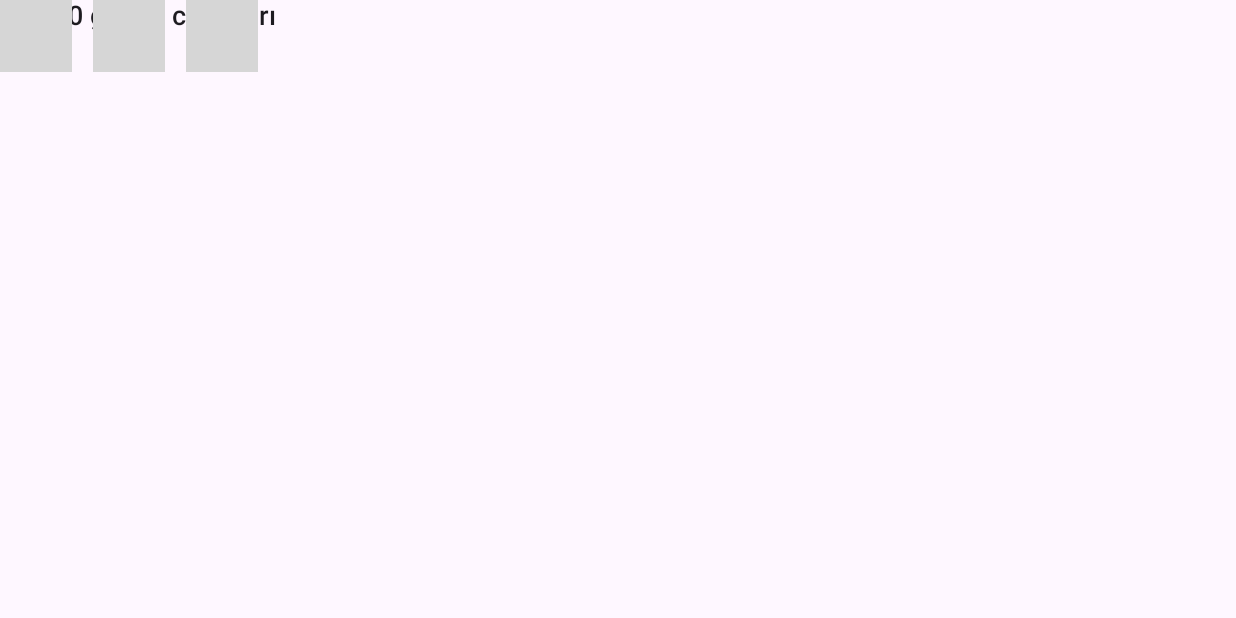
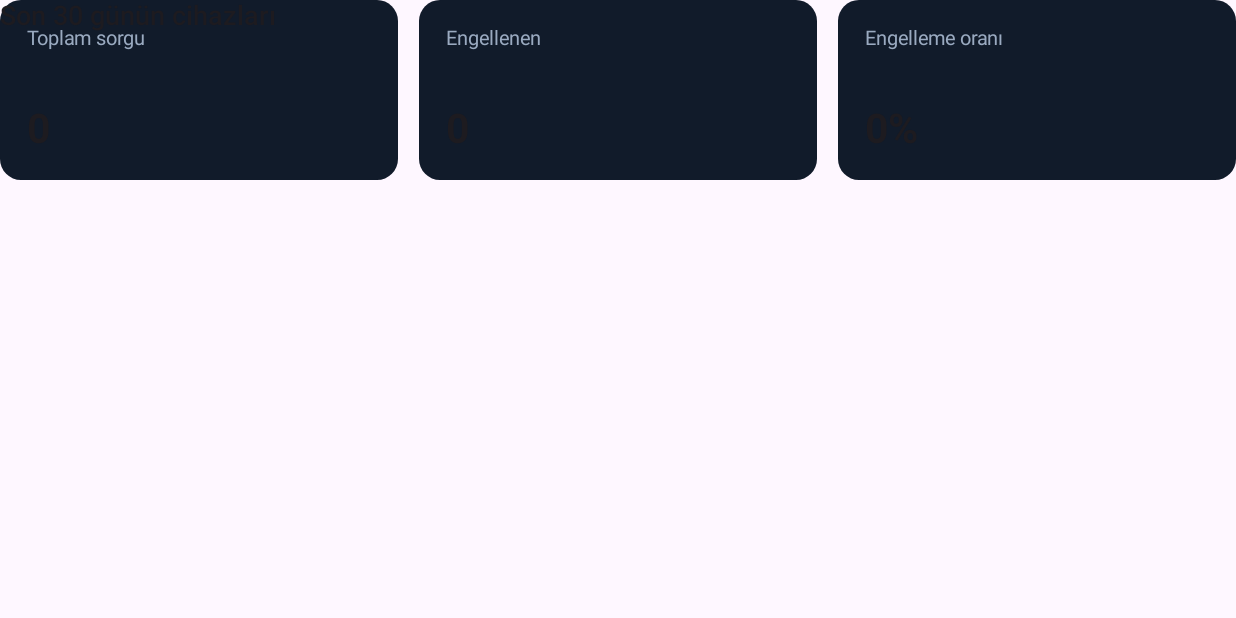
Before and after one commit to ba21coder/customnextdnspanel, an Android app built with Jetpack Compose: the composable Overview called with empty values, on a phone screen of 824 x 412 dp (held sideways). Run offline under Robolectric (Android 15) with nearby library versions, the phone set to English and light mode, and no system bars; grey boxes are pictures that could not be loaded.

Commit message:
Fix Compose dashboard stat card layout

```diff
--- a/android-tv/app/src/main/java/com/bthn1/nextdnstv/MainActivity.kt
+++ b/android-tv/app/src/main/java/com/bthn1/nextdnstv/MainActivity.kt
@@ -192,9 +192,9 @@ private fun Overview(stats: TvStats, loading: Boolean, error: String) {
     if (loading) Text("Veriler yükleniyor…", color = Muted)
     if (error.isNotBlank()) Text(error, color = Color(0xFFFF7777))
     Row(horizontalArrangement = Arrangement.spacedBy(14.dp)) {
-        StatCard("Toplam sorgu", stats.total.toString())
-        StatCard("Engellenen", stats.blocked.toString())
-        StatCard("Engelleme oranı", stats.ratio)
+        StatCard("Toplam sorgu", stats.total.toString(), Modifier.weight(1f))
+        StatCard("Engellenen", stats.blocked.toString(), Modifier.weight(1f))
+        StatCard("Engelleme oranı", stats.ratio, Modifier.weight(1f))
     }
     Spacer(Modifier.height(24.dp))
     Text("Son 30 günün cihazları", fontSize = 18.sp, fontWeight = FontWeight.SemiBold)
@@ -208,8 +208,8 @@ private fun Overview(stats: TvStats, loading: Boolean, error: String) {
 }
 
 @Composable
-private fun StatCard(title: String, value: String) {
-    Column(Modifier.weight(1f).height(120.dp).background(Panel, RoundedCornerShape(14.dp)).padding(18.dp), verticalArrangement = Arrangement.SpaceBetween) {
+private fun StatCard(title: String, value: String, modifier: Modifier = Modifier) {
+    Column(modifier.height(120.dp).background(Panel, RoundedCornerShape(14.dp)).padding(18.dp), verticalArrangement = Arrangement.SpaceBetween) {
         Text(title, color = Muted, fontSize = 13.sp)
         Text(value, fontSize = 27.sp, fontWeight = FontWeight.Bold)
     }
```
